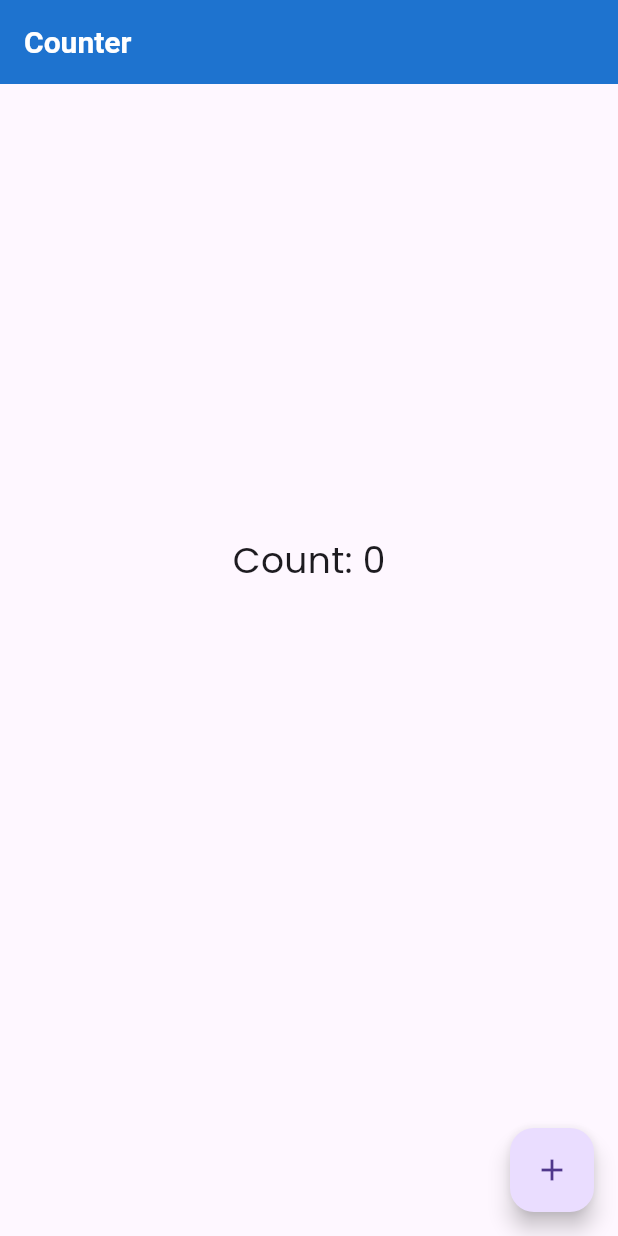
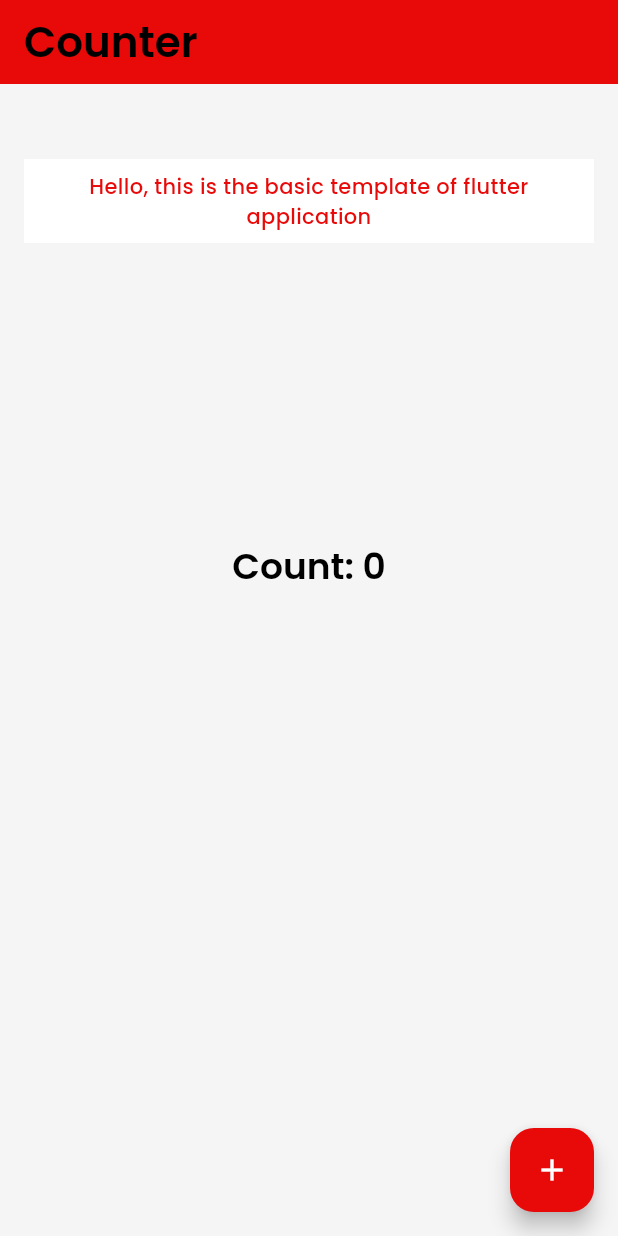
Before and after one commit to AppliedCognito/flutter-app-template, a Flutter app: the screen it shows after launch, on a phone screen of 412 x 824 dp. Run offline on Flutter 3.47's test engine with Material 3 defaults, Android fonts, the phone set to English and light mode, and no system bars; our stand-ins replace flutter_riverpod, gap, go_router, google_fonts.

Commit message:
color-scheme

```diff
--- /dev/null
+++ b/lib/core/extensions/context_extensions.dart
@@ -0,0 +1,46 @@
+
+import 'package:flutter/material.dart';
+
+/// Access theme, colors, and text styles easily
+extension ThemeContext on BuildContext {
+  TextTheme get textTheme => Theme.of(this).textTheme;
+  ColorScheme get colorScheme => Theme.of(this).colorScheme;
+  ThemeData get theme => Theme.of(this);
+}
+
+/// Screen size & MediaQuery helpers
+extension MediaQueryContext on BuildContext {
+  Size get screenSize => MediaQuery.of(this).size;
+  double get screenHeight => MediaQuery.of(this).size.height;
+  double get screenWidth => MediaQuery.of(this).size.width;
+  Orientation get orientation => MediaQuery.of(this).orientation;
+  bool get isPortrait => orientation == Orientation.portrait;
+  bool get isLandscape => orientation == Orientation.landscape;
+}
+
+/// SafeArea insets
+extension SafeAreaContext on BuildContext {
+  double get topInset => MediaQuery.of(this).padding.top;
+  double get bottomInset => MediaQuery.of(this).padding.bottom;
+  double get statusBarHeight => topInset;
+  double get navigationBarHeight => bottomInset;
+}
+
+/// Common padding styles
+extension PaddingContext on BuildContext {
+  EdgeInsets get paddingXS => const EdgeInsets.all(4);
+  EdgeInsets get paddingS => const EdgeInsets.all(8);
+  EdgeInsets get paddingM => const EdgeInsets.all(16);
+  EdgeInsets get paddingL => const EdgeInsets.all(24);
+  EdgeInsets get paddingXL => const EdgeInsets.all(32);
+
+  EdgeInsets get paddingHorizontal => const EdgeInsets.symmetric(horizontal: 16);
+  EdgeInsets get paddingVertical => const EdgeInsets.symmetric(vertical: 16);
+  EdgeInsets get paddingTopSafe => EdgeInsets.only(top: topInset + 16);
+  EdgeInsets get paddingBottomSafe => EdgeInsets.only(bottom: bottomInset + 16);
+}
+
+/// AppBar height helper (default is 56)
+extension AppBarContext on BuildContext {
+  double get appBarHeight => kToolbarHeight + topInset;
+}
--- a/lib/core/theme/app_bar_theme.dart
+++ b/lib/core/theme/app_bar_theme.dart
@@ -1,5 +1,5 @@
 import 'package:flutter/material.dart';
-import 'app_colors.dart';
+import 'colors/app_colors.dart';
 
 class AppAppBarTheme {
   static const AppBarTheme appBarTheme = AppBarTheme(
--- a/lib/core/theme/app_colors.dart
+++ /dev/null
@@ -1,9 +0,0 @@
-import 'package:flutter/material.dart';
-
-class AppColors {
-  static const Color primary = Color(0xFF1976D2); // Blue
-  static const Color secondary = Color(0xFFFFA000); // Amber
-  static const Color error = Color(0xFFD32F2F); // Red
-  static const Color background = Colors.white;
-  static const Color darkBackground = Colors.black;
-}
--- a/lib/core/theme/button_theme.dart
+++ b/lib/core/theme/button_theme.dart
@@ -1,14 +1,30 @@
 import 'package:flutter/material.dart';
-import 'app_colors.dart';
+import 'colors/app_colors.dart';
 
 class AppButtonTheme {
+  /// Theme for ElevatedButton (filled buttons, used for primary actions)
   static final ElevatedButtonThemeData elevatedButtonTheme = ElevatedButtonThemeData(
     style: ElevatedButton.styleFrom(
-      backgroundColor: AppColors.primary,
-      foregroundColor: Colors.white,
+      backgroundColor: AppColors.primary, // Background color
+      foregroundColor: Colors.white, // Text/icon color
       padding: const EdgeInsets.symmetric(horizontal: 20, vertical: 12),
       textStyle: const TextStyle(fontSize: 16, fontWeight: FontWeight.bold),
-      shape: RoundedRectangleBorder(borderRadius: BorderRadius.circular(8)),
+      shape: RoundedRectangleBorder(
+        borderRadius: BorderRadius.circular(8),
+      ),
+    ),
+  );
+
+  /// Theme for OutlinedButton (bordered buttons, used for secondary actions)
+  static final OutlinedButtonThemeData outlinedButtonTheme = OutlinedButtonThemeData(
+    style: OutlinedButton.styleFrom(
+      foregroundColor: AppColors.primary, // Text/icon color
+      side: BorderSide(color: AppColors.primary, width: 1.5), // Border color & width
+      padding: const EdgeInsets.symmetric(horizontal: 20, vertical: 12),
+      textStyle: const TextStyle(fontSize: 16, fontWeight: FontWeight.w600),
+      shape: RoundedRectangleBorder(
+        borderRadius: BorderRadius.circular(8),
+      ),
     ),
   );
 }
--- /dev/null
+++ b/lib/core/theme/colors/app_color_schemes.dart
@@ -0,0 +1,47 @@
+import 'package:flutter/material.dart';
+import 'app_colors.dart';
+
+/// Holds both light and dark color schemes for the app
+class AppColorSchemes {
+  /// Light theme color scheme
+  static final ColorScheme light = ColorScheme(
+    brightness: Brightness.light,
+    primary: AppColors.primary,
+    onPrimary: AppColors.onPrimary,
+    secondary: AppColors.secondary,
+    onSecondary: AppColors.onSecondary,
+    surface: AppColors.surface,
+    onSurface: AppColors.onSurface,
+    error: AppColors.error,
+    onError: AppColors.onError,
+    outline: AppColors.outline,
+    shadow: AppColors.shadow,
+    tertiary: Colors.teal,
+    onTertiary: Colors.white,
+    inverseSurface: Colors.black,
+    onInverseSurface: Colors.white,
+    inversePrimary: Colors.blueGrey,
+    surfaceTint: AppColors.primary,
+  );
+
+  /// Dark theme color scheme
+  static final ColorScheme dark = ColorScheme(
+    brightness: Brightness.dark,
+    primary: AppColors.primary,
+    onPrimary: AppColors.onPrimary,
+    secondary: AppColors.secondary,
+    onSecondary: AppColors.onSecondary,
+    surface: AppColors.darkSurface,
+    onSurface: AppColors.darkOnSurface,
+    error: AppColors.error,
+    onError: AppColors.onError,
+    outline: AppColors.outline,
+    shadow: AppColors.shadow,
+    tertiary: Colors.tealAccent,
+    onTertiary: Colors.black,
+    inverseSurface: AppColors.surface,
+    onInverseSurface: AppColors.onSurface,
+    inversePrimary: Colors.blue[200]!,
+    surfaceTint: AppColors.primary,
+  );
+}
--- /dev/null
+++ b/lib/core/theme/colors/app_colors.dart
@@ -0,0 +1,31 @@
+import 'package:flutter/material.dart';
+
+/// App-defined custom color palette — used for consistent theming
+class AppColors {
+  // Core brand colors
+  static const Color primary = Color.fromARGB(255, 232, 9, 9); // Blue
+  static const Color onPrimary = Colors.white;
+
+  static const Color secondary = Color(0xFFFFA000); // Amber
+  static const Color onSecondary = Colors.black;
+
+  // Backgrounds and surfaces
+  static const Color background = Colors.white;
+  static const Color onBackground = Colors.black;
+
+  static const Color surface = Color(0xFFF5F5F5); // Light gray surface
+  static const Color onSurface = Colors.black;
+
+  // Error colors
+  static const Color error = Color(0xFFD32F2F); // Red
+  static const Color onError = Colors.white;
+
+  // Additional (for border, outlines, etc.)
+  static const Color outline = Color(0xFFBDBDBD); // Grey outline
+  static const Color shadow = Colors.black12;
+
+  // Dark mode support (optional)
+  static const Color darkBackground = Color(0xFF121212);
+  static const Color darkSurface = Color(0xFF1E1E1E);
+  static const Color darkOnSurface = Colors.white;
+}
--- a/lib/core/theme/text_theme.dart
+++ b/lib/core/theme/text_theme.dart
@@ -2,8 +2,24 @@ import 'package:flutter/material.dart';
 
 class AppTextTheme {
   static const TextTheme textTheme = TextTheme(
+    // Headline styles – commonly used for section titles or large headers
+    headlineLarge: TextStyle(fontSize: 32, fontWeight: FontWeight.w600),
+    headlineMedium: TextStyle(fontSize: 28, fontWeight: FontWeight.w600),
+    headlineSmall: TextStyle(fontSize: 24, fontWeight: FontWeight.w600),
+
+    // Title styles – used for app bars, cards, dialogs, list titles
+    titleLarge: TextStyle(fontSize: 22, fontWeight: FontWeight.w500),
+    titleMedium: TextStyle(fontSize: 16, fontWeight: FontWeight.w500),
+    titleSmall: TextStyle(fontSize: 14, fontWeight: FontWeight.w500),
+
+    // Body styles – for general content text and paragraphs
     bodyLarge: TextStyle(fontSize: 16, fontWeight: FontWeight.normal),
     bodyMedium: TextStyle(fontSize: 14, fontWeight: FontWeight.normal),
     bodySmall: TextStyle(fontSize: 12, fontWeight: FontWeight.normal),
+
+    // Label styles – typically used for buttons, inputs, chips, captions
+    labelLarge: TextStyle(fontSize: 14, fontWeight: FontWeight.w500),
+    labelMedium: TextStyle(fontSize: 12, fontWeight: FontWeight.w500),
+    labelSmall: TextStyle(fontSize: 11, fontWeight: FontWeight.w400),
   );
 }
--- a/lib/core/theme/theme.dart
+++ b/lib/core/theme/theme.dart
@@ -1,22 +1,29 @@
-
 import 'package:flutter/material.dart';
 import 'package:flutter_app_template/core/theme/app_bar_theme.dart';
 import 'package:flutter_app_template/core/theme/button_theme.dart';
+import 'package:flutter_app_template/core/theme/colors/app_color_schemes.dart';
 import 'package:flutter_app_template/core/theme/text_theme.dart';
 import 'package:google_fonts/google_fonts.dart';
 
 class AppTheme {
   static ThemeData lightTheme = ThemeData(
+    useMaterial3: true,
+    colorScheme: AppColorSchemes.light,
     fontFamily: GoogleFonts.poppins().fontFamily,
     brightness: Brightness.light,
     primarySwatch: Colors.blue,
     appBarTheme: AppAppBarTheme.appBarTheme,
     elevatedButtonTheme: AppButtonTheme.elevatedButtonTheme,
+    outlinedButtonTheme: AppButtonTheme.outlinedButtonTheme,
     textTheme: AppTextTheme.textTheme,
   );
 
   static ThemeData darkTheme = ThemeData(
+    useMaterial3: true,
+    colorScheme: AppColorSchemes.dark,
     brightness: Brightness.dark,
     primarySwatch: Colors.blue,
+    fontFamily: GoogleFonts.poppins().fontFamily,
+    textTheme: AppTextTheme.textTheme,
   );
 }
--- a/lib/features/presentation/counter_screen.dart
+++ b/lib/features/presentation/counter_screen.dart
@@ -1,25 +1,53 @@
 import 'package:flutter/material.dart';
+import 'package:flutter_app_template/core/extensions/context_extensions.dart';
+import 'package:flutter_app_template/core/theme/colors/app_colors.dart';
 import 'package:flutter_app_template/features/providers/counter_provider.dart';
 import 'package:flutter_riverpod/flutter_riverpod.dart';
 import 'package:gap/gap.dart';
 
+/// Counter screen using Riverpod for state management
+/// and custom `context_extensions` for consistent padding and theming.
 class CounterScreen extends ConsumerWidget {
   const CounterScreen({super.key});
 
   @override
   Widget build(BuildContext context, WidgetRef ref) {
+    // Watch the counter state from provider
     final count = ref.watch(counterProvider);
 
     return Scaffold(
-      appBar: AppBar(title: const Text('Counter')),
-      body: Center(
+      appBar: AppBar(
+        title: Text('Counter', style: context.textTheme.headlineMedium),
+      ),
+      body: Padding(
+        padding: context.paddingHorizontal, // ✅ Clean, reusable, and scalable!
         child: Column(
           children: [
-            Gap(300), //Gap instead of sizedbox
-            Text('Count: $count', style: const TextStyle(fontSize: 24)),
+            const Gap(50), //Custom vertical spacing using gap package
+            // Container with theme-aware padding and custom color
+            Container(
+              padding: context.paddingS,
+              color: AppColors.onPrimary, // 🎨 Custom static color
+              child: Text(
+                "Hello, this is the basic template of flutter application",
+                style: context.textTheme.bodyMedium?.copyWith(
+                  // Use theme color for consistency and dynamic switching
+                  color: context.colorScheme.primary, // ✅ Themed color usage
+                  fontWeight: FontWeight.w500,
+                ),
+                textAlign: TextAlign.center,
+              ),
+            ),
+
+            const Gap(200),
+
+            // Display the count with themed style
+            Text('Count: $count', style: context.textTheme.headlineSmall),
           ],
         ),
       ),
+
+      // Floating action button to increment the counter
       floatingActionButton: FloatingActionButton(
         onPressed: () => ref.read(counterProvider.notifier).increment(),
         child: const Icon(Icons.add),
```
Also changed, not shown: 2 other files.
